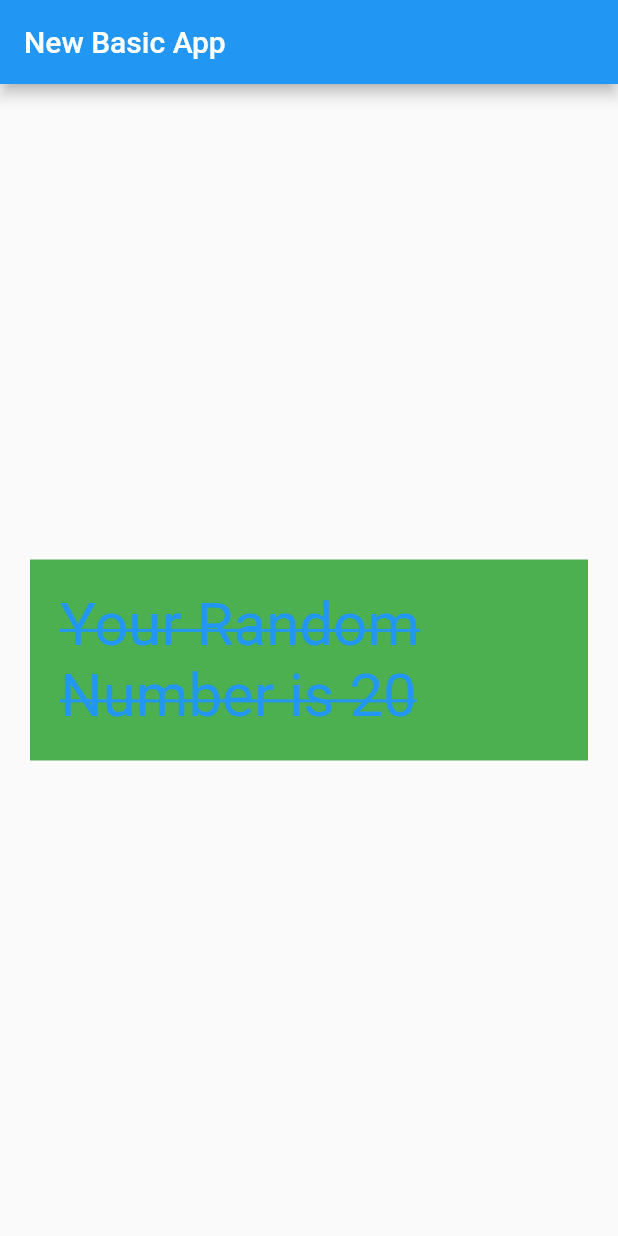
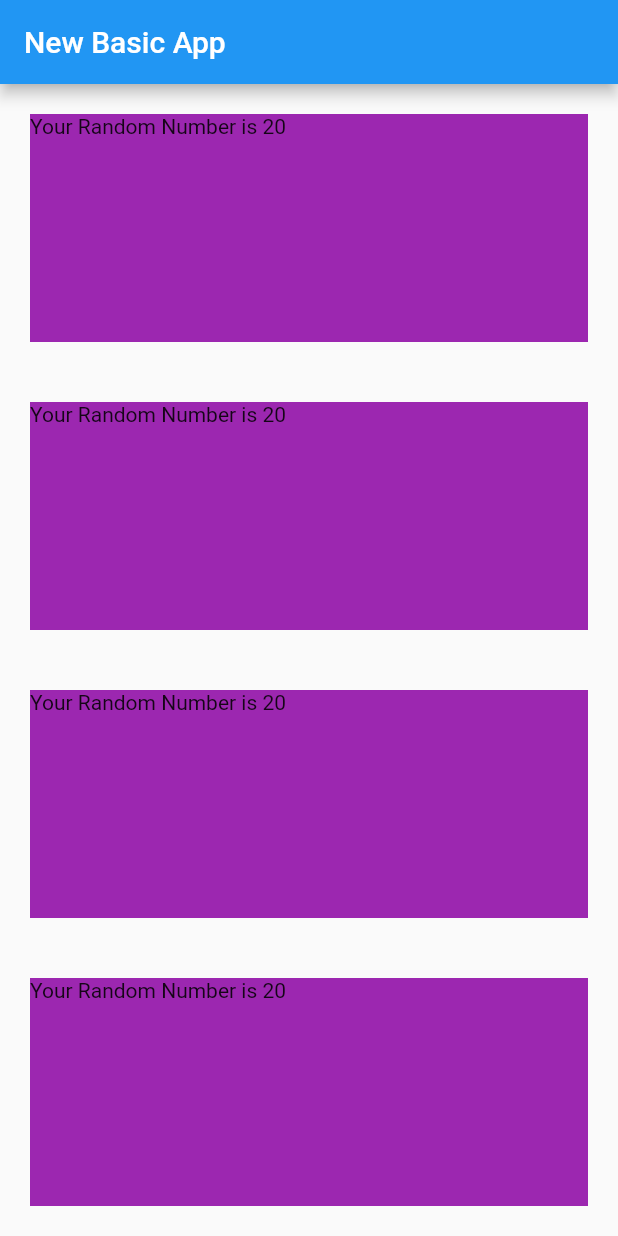
Before and after one commit to NandanSatheesh/flutter-flare, a Flutter app: the screen it shows after launch, on a phone screen of 412 x 824 dp. Run offline on Flutter 3.47's test engine with Material 2 defaults, Android fonts, the light colour scheme and no system bars; our stand-ins replace audioplayers.

Commit message:
Rows and Columns

```diff
--- a/rest_with_flutter/lib/app_screens/first.dart
+++ b/rest_with_flutter/lib/app_screens/first.dart
@@ -5,19 +5,26 @@ import 'package:flutter/material.dart';
 class MyFlutterApp extends StatelessWidget {
   @override
   Widget build(BuildContext context) {
-    return Center(
-        child: Container(
-            margin: EdgeInsets.all(20.0),
-            padding: EdgeInsets.all(20.0),
-            decoration:
-                BoxDecoration(color: Colors.green, shape: BoxShape.rectangle),
-            child: Text(
-              generateRandomNumber(),
-              style: TextStyle(
-                  decoration: TextDecoration.lineThrough,
-                  fontSize: 40,
-                  color: Colors.blue),
-            )));
+    return Column(
+      mainAxisAlignment: MainAxisAlignment.start,
+      crossAxisAlignment: CrossAxisAlignment.stretch,
+      children: <Widget>[
+        getContainerWithRandomNumber(),
+        getContainerWithRandomNumber(),
+        getContainerWithRandomNumber(),
+        getContainerWithRandomNumber(),
+      ],
+    );
+  }
+
+  Widget getContainerWithRandomNumber() {
+    return Expanded(
+      child: Container(
+        decoration: BoxDecoration(color: Colors.purple),
+        margin: EdgeInsets.all(20),
+        child: Text(generateRandomNumber()),
+      ),
+    );
   }
 
   String generateRandomNumber() {
```
